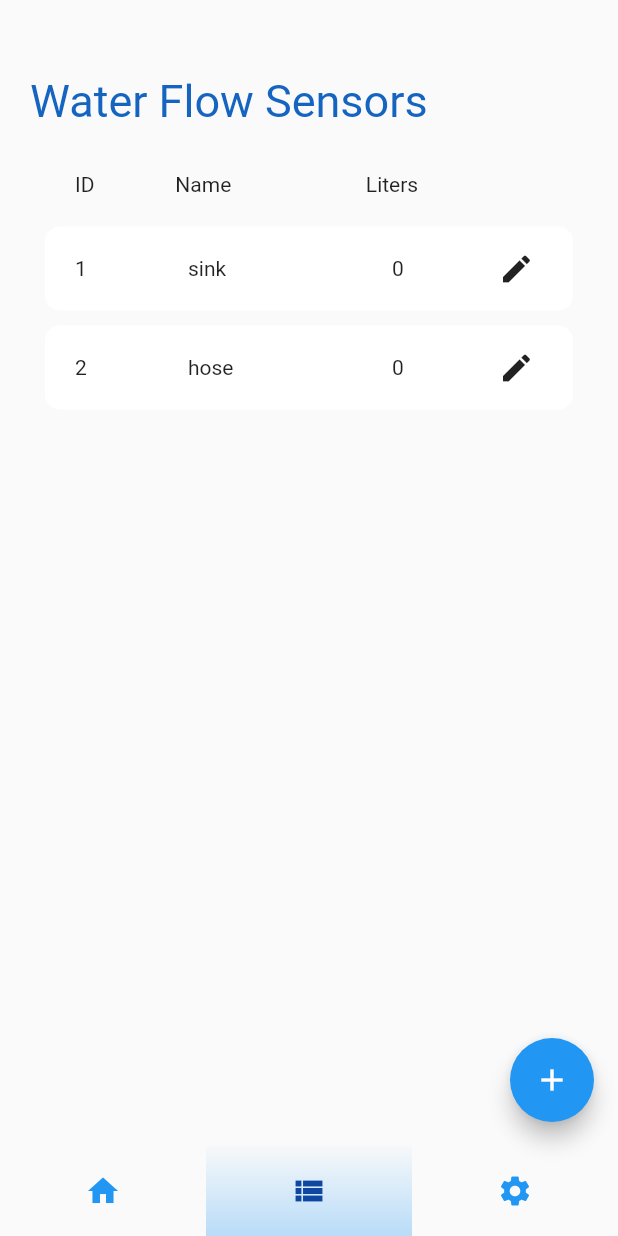
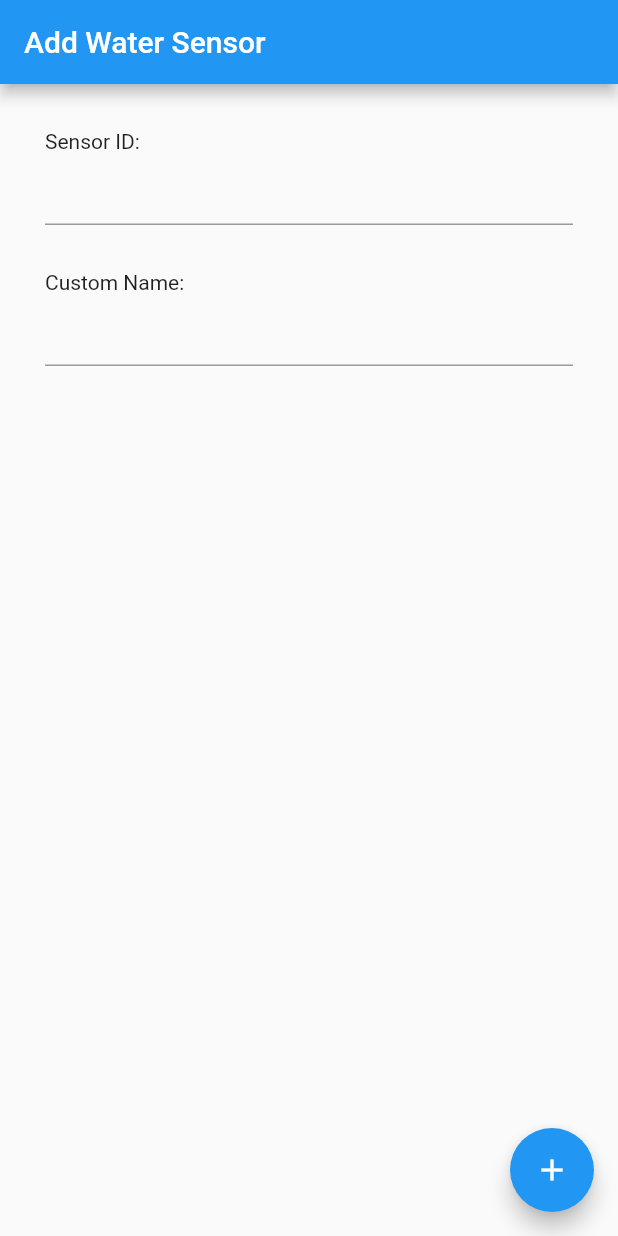
Before and after one commit to aavaSapkota/water_wheel, a Flutter app: the screen it shows after launch, item 2 of the bottom bar chosen, after a tap on the "add" icon, on a phone screen of 412 x 824 dp. Run offline on Flutter 3.47's test engine with Material 2 defaults, Android fonts, the phone set to English and light mode, and no system bars; our stand-ins replace firebase_auth, firebase_core, firebase_database, flutter_svg, simple_shadow; accounts and stored records are empty; Roboto replaces fonts that are missing (MainTitleFont).

Commit message:
water flow sensor page and settings page completed

```diff
--- a/lib/dataClasses/WaterSensor.dart
+++ b/lib/dataClasses/WaterSensor.dart
@@ -1,25 +1,30 @@
 
 class WaterSensor {
   int waterused = 0;
-  int id =0;
+  String id ="0";
   String name ="";
 
 
-  WaterSensor(int id, String name){
-    waterused =0;
+  WaterSensor(String id, String name, int waterused){
+    this.waterused =waterused;
     this.id = id;
     this.name = name;
+
   }
 
   int getWaterused (){
     return waterused;
   }
 
-  int getId (){
+  String getId (){
     return id;
   }
 
   String getName(){
     return name;
   }
+
+  void setWaterUsed(int water){
+    waterused+=water;
+  }
 }
--- a/lib/main.dart
+++ b/lib/main.dart
@@ -1,5 +1,7 @@
 import 'package:flutter/material.dart';
+import 'package:water_wheel/pages/AddWaterSensor.dart';
 import 'package:water_wheel/pages/Home.dart';
+import 'package:water_wheel/pages/Sign%20In.dart';
 import 'package:water_wheel/pages/WaterSensorManager.dart';
 import 'package:water_wheel/pages/Loading.dart';
 import 'package:water_wheel/pages/Settings.dart';
@@ -11,27 +13,14 @@ import 'package:firebase_auth/firebase_auth.dart';
 
 Future<void> main() async {
   WidgetsFlutterBinding.ensureInitialized();
-  final Future<FirebaseApp> _fbApp = Firebase.initializeApp();
   runApp(MaterialApp(
-      home: FutureBuilder(
-          future: _fbApp,
-          builder:(context, snapshot){
-            if(snapshot.hasError){
-              print('You have an error! ${snapshot.error.toString()}');
-              return Text('Something went wrong!');
-            }else if (snapshot.hasData){
-              return Home();
-            }else{
-              return Center(
-                child: CircularProgressIndicator(),
-              );
-            }
-          },),
-        initialRoute: '/home',
+      initialRoute: '/signIn',
       routes: {
+        '/signIn': (context) => SignIn(),
         '/home': (context) => Home(),
         '/waterSensorManager': (context) => WaterSensorManger(),
-        '/userProfile': (context)=> Settings(),
+        '/settings': (context)=> Settings(),
+        '/addSensor': (context) => AddWaterSensor(),
       }
   ));
 }
--- a/lib/pages/AddWaterSensor.dart
+++ b/lib/pages/AddWaterSensor.dart
@@ -0,0 +1,97 @@
+import 'package:flutter/material.dart';
+
+class AddWaterSensor extends StatefulWidget {
+  const AddWaterSensor({Key? key}) : super(key: key);
+
+  @override
+  _AddWaterSensorState createState() => _AddWaterSensorState();
+}
+
+class _AddWaterSensorState extends State<AddWaterSensor> {
+
+  List<TextEditingController> controllers = [TextEditingController(),TextEditingController()];
+
+  int _selectedItemIndex = 4;
+
+  @override
+  void dispose(){
+    controllers[0].dispose();
+    super.dispose();
+  }
+
+  @override
+  Widget build(BuildContext context) {
+    return Scaffold(
+      appBar: AppBar(
+        title: Text("Add Water Sensor"),
+      ),
+      body: SafeArea(
+        child:Column(
+          children: [
+            buildSensorField("Sensor ID: ", controllers[0]),
+            buildSensorField("Custom Name: ", controllers[1]),
+
+          ],
+        )
+      ),
+      floatingActionButton: FloatingActionButton(
+        onPressed: (){
+          setState(){
+
+          }
+          Navigator.popAndPushNamed(context, '/waterSensorManager',arguments:{
+            'id': controllers[0].text.toString(),
+            'name': controllers[1].text.toString(),
+          });
+        },
+          child: Icon(Icons.add)
+      ),
+
+    );
+  }
+
+  Widget buildSensorField (String content, TextEditingController field){
+    return Container(
+      margin: EdgeInsets.fromLTRB(30, 30, 30, 0),
+      child: Expanded(
+        child: Column(
+          crossAxisAlignment: CrossAxisAlignment.start,
+          children: [
+            Text(content),
+            TextField(
+              controller: field,
+            ),
+          ],
+        ),
+      ),
+    );
+  }
+
+  Widget buildNavBarItem(IconData icon, int index, String route){
+    return GestureDetector(
+      onTap: (){
+        setState((){
+          _selectedItemIndex = index;
+        });
+        if(route=='/home') Navigator.pop(context);
+        else Navigator.pushNamed(context, route);
+      }
+      ,
+      child: Container(
+        height: 60,
+        width: MediaQuery.of(context).size.width/3,
+        decoration: BoxDecoration(
+            color: index == _selectedItemIndex ? Colors.lightBlueAccent: Colors.transparent,
+            gradient: LinearGradient(colors: [
+              Colors.blue.withOpacity(0.3),
+              Colors.blue.withOpacity(0.015),
+            ],
+              begin: Alignment.bottomCenter,
+              end: Alignment.topCenter,
+            )
+        ),
+        child: Icon(icon, color: index == _selectedItemIndex ? Colors.blue[900]: Colors.blue,),
+      ),
+    );
+  }
+}
--- a/lib/pages/Home.dart
+++ b/lib/pages/Home.dart
@@ -5,6 +5,10 @@ import 'package:firebase_core/firebase_core.dart';
 import 'package:firebase_core/firebase_core.dart';
 import 'package:firebase_database/firebase_database.dart';
 import 'package:firebase_auth/firebase_auth.dart';
+import 'package:water_wheel/pages/WaterSensorManager.dart';
+
+
+
 
 
 class Home extends StatefulWidget{
@@ -15,16 +19,32 @@ class Home extends StatefulWidget{
 }
 
 class _HomeState extends State<Home> {
-  DatabaseReference testRef = FirebaseDatabase.instance.reference().child("test");
+
+  void getData(){
+    //simulate network request for a username
+    Future.delayed(Duration(seconds: 3),(){
+
+    });
+  }
 
   // testRef.push().set("sd").toJson();
 
   _HomeState(){}
 
   int _selectedItemIndex = 0;
+  Map data = {};
+  int sensorNumber =2;
 
   @override
   Widget build(BuildContext context){
+
+    data={'data':ModalRoute.of(context)!.settings.arguments};
+    print(data);
+    setState(() {
+      if(data['data']!=null)sensorNumber=data['data']['length'].toInt();
+    });
+
+
     return Scaffold(
         body: SafeArea(
           child: Center(
@@ -84,7 +104,7 @@ class _HomeState extends State<Home> {
                                       mainAxisAlignment: MainAxisAlignment.center,
                                       children:[
                                         Text(
-                                          "1989",
+                                          "586",
                                           style: TextStyle(
                                             fontSize: 80.0,
                                             fontFamily: "MainTitleFont",
@@ -135,7 +155,7 @@ class _HomeState extends State<Home> {
                                             ),
                                             Align(
                                               child: Text(
-                                                '7',
+                                                '$sensorNumber',
                                                 style: TextStyle(
                                                   fontSize: 50,
                                                 ),
@@ -168,7 +188,7 @@ class _HomeState extends State<Home> {
                                             ),
                                             Align(
                                               child: Text(
-                                                "No Errors Detected",
+                                                "No Leaks Detected",
                                                 style: TextStyle(
                                                   fontSize: 10,
                                                 ),
@@ -197,7 +217,7 @@ class _HomeState extends State<Home> {
           children: [
             buildNavBarItem(Icons.home,0, '/home'),
             buildNavBarItem(Icons.view_list,1, '/waterSensorManager'),
-            buildNavBarItem(Icons.settings,2, '/userProfile'),
+            buildNavBarItem(Icons.settings,2, '/settings'),
           ],
         ),
 
@@ -214,7 +234,8 @@ class _HomeState extends State<Home> {
         setState((){
           _selectedItemIndex = index;
         });
-        Navigator.pushNamed(context, route);
+        if(index==_selectedItemIndex)
+          Navigator.pushReplacementNamed(context, route);
       }
       ,
       child: Container(
--- a/lib/pages/Settings.dart
+++ b/lib/pages/Settings.dart
@@ -48,7 +48,7 @@ class _SettingsState extends State<Settings> {
           children: [
             buildNavBarItem(Icons.home,0, '/home'),
             buildNavBarItem(Icons.view_list,1, '/waterSensorManager'),
-            buildNavBarItem(Icons.settings,2, '/userProfile'),
+            buildNavBarItem(Icons.settings,2, '/settings'),
         ],
       ),
     );
@@ -88,7 +88,7 @@ class _SettingsState extends State<Settings> {
         setState((){
           _selectedItemIndex = index;
         });
-        Navigator.pushNamed(context, route);
+        Navigator.pushReplacementNamed(context, route);
       }
       ,
       child: Container(
--- a/lib/pages/Sign In.dart
+++ b/lib/pages/Sign In.dart
@@ -1,4 +1,5 @@
 import 'package:flutter/material.dart';
+import 'package:flutter_svg/flutter_svg.dart';
 
 
 class SignIn extends StatefulWidget {
@@ -9,21 +10,26 @@ class SignIn extends StatefulWidget {
 }
 
 class _SignInState extends State<SignIn> {
+
+  void delay(){
+    Future.delayed(Duration(seconds: 3), (){
+      Navigator.pushReplacementNamed(context, '/home');
+    });
+  }
+
+  @override
+  void initState(){
+    super.initState();
+    delay();
+  }
+
   @override
   Widget build(BuildContext context) {
     return Scaffold(
         body:SafeArea(
-          child: Column(
-            children: <Widget>[
-              RaisedButton(
-                onPressed: (){
-                  Navigator.pushNamed(context, '/home');
-                },
-                child: Text("here"),
-              ),
-            ],
-
-          ),
+          child: Center(
+            child: SvgPicture.asset("assets/Logo.svg"),
+          )
         )
     );
   }
--- a/lib/pages/WaterSensorManager.dart
+++ b/lib/pages/WaterSensorManager.dart
@@ -1,6 +1,10 @@
 
 import 'package:flutter/material.dart';
 import 'package:water_wheel/dataClasses/WaterSensor.dart';
+import 'package:firebase_core/firebase_core.dart';
+import 'package:firebase_core/firebase_core.dart';
+import 'package:firebase_database/firebase_database.dart';
+import 'package:firebase_auth/firebase_auth.dart';
 
 class WaterSensorManger extends StatefulWidget {
   const WaterSensorManger({Key? key}) : super(key: key);
@@ -11,14 +15,28 @@ class WaterSensorManger extends StatefulWidget {
 
 class _WaterSensorMangerState extends State<WaterSensorManger> {
 
-  List<WaterSensor> sensors = [
-    WaterSensor(1,"sink"), WaterSensor(2, "hose")
+
+   List<WaterSensor> sensors = [
+    WaterSensor("1","sink",204), WaterSensor("2", "hose",382)
   ];
+
   int _selectedItemIndex = 1;
+  Map data = {};
 
+  int sensorsLength(){
+    return sensors.length;
+  }
 
   @override
   Widget build(BuildContext context) {
+    DatabaseReference testRef = FirebaseDatabase.instance.reference().child("test");
+    // testRef
+    data={'data':ModalRoute.of(context)!.settings.arguments};
+    print(data);
+    setState(() {
+      if(data['data']!=null)sensors.add(WaterSensor(data['data']['id'],data['data']['name'],0));
+    });
+
 
     return Scaffold(
       body:SafeArea(
@@ -129,7 +147,7 @@ class _WaterSensorMangerState extends State<WaterSensorManger> {
       ),
       floatingActionButton: FloatingActionButton(
         onPressed: (){
-
+          Navigator.pushReplacementNamed(context, '/addSensor');
         },
         tooltip: 'Increment',
         child: Icon(Icons.add),
@@ -138,7 +156,7 @@ class _WaterSensorMangerState extends State<WaterSensorManger> {
         children: [
           buildNavBarItem(Icons.home,0, '/home'),
           buildNavBarItem(Icons.view_list,1, '/waterSensorManager'),
-          buildNavBarItem(Icons.settings,2, '/userProfile'),
+          buildNavBarItem(Icons.settings,2, '/settings'),
         ],
       ),
     );
@@ -149,8 +167,11 @@ class _WaterSensorMangerState extends State<WaterSensorManger> {
       onTap: (){
         setState((){
           _selectedItemIndex = index;
+
         });
-        Navigator.pushNamed(context, route);
+        Navigator.popAndPushNamed(context, '/home',arguments:{
+          'length': sensors.length,
+        });
       }
       ,
       child: Container(
--- a/pubspec.yaml
+++ b/pubspec.yaml
@@ -37,6 +37,7 @@ dependencies:
   cupertino_icons: ^1.0.2
   simple_shadow: ^0.2.0
   firebase_auth: ^3.0.1
+  firebase_remote_config: ^0.10.0+3
 
 dev_dependencies:
   flutter_test:
```
Also changed, not shown: lib/pages/Leak Report.dart (added), pubspec.lock.
